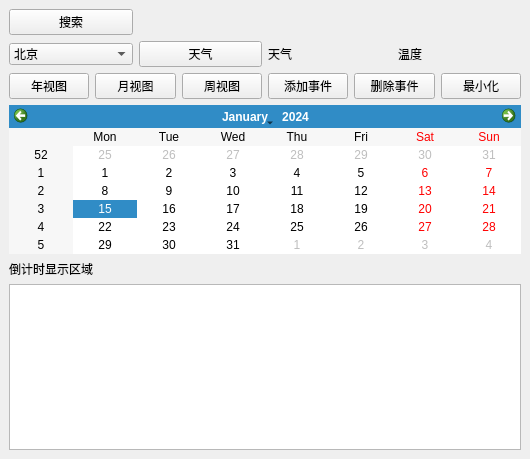
Before: the Qt Designer form CalendarCountdownApp/mainwindow.ui in Maia-Huo/CalendarCountdownApp, drawn with Qt 5.
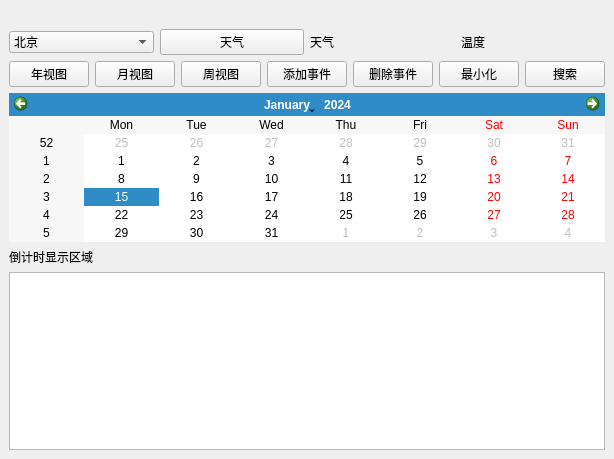
After: the same form once the commit is applied.

What changed in the file:
```diff
--- a/CalendarCountdownApp/mainwindow.ui
+++ b/CalendarCountdownApp/mainwindow.ui
@@ -17,13 +17,6 @@
    <layout class="QVBoxLayout" name="verticalLayout">
     <item>
      <layout class="QHBoxLayout" name="buttonLayout">
-      <item>
-       <widget class="QPushButton" name="findButton">
-        <property name="text">
-         <string>搜索</string>
-        </property>
-       </widget>
-      </item>
       <item>
        <widget class="QLabel" name="label">
         <property name="text">
@@ -160,6 +153,13 @@
         </property>
        </widget>
       </item>
+      <item>
+       <widget class="QPushButton" name="findButton">
+        <property name="text">
+         <string>搜索</string>
+        </property>
+       </widget>
+      </item>
      </layout>
     </item>
     <item>
```
